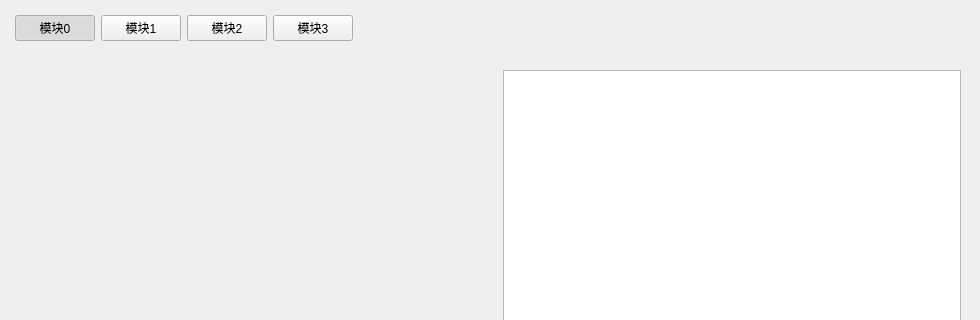
Before: the Qt Designer form weina/weina/homewidget.ui in jeedyang/weina, drawn with Qt 5; both pictures show x 0 to 980 and y 0 to 320 of the 980 by 621 pixel window.
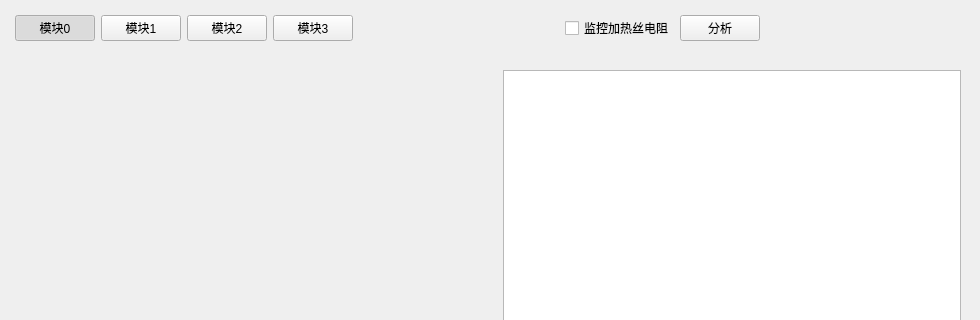
After: the same form once the commit is applied.

Diff of the .ui file:
```diff
--- a/weina/weina/homewidget.ui
+++ b/weina/weina/homewidget.ui
@@ -130,6 +130,33 @@
         </property>
        </widget>
       </item>
+      <item>
+       <spacer name="horizontalSpacer_2">
+        <property name="orientation">
+         <enum>Qt::Horizontal</enum>
+        </property>
+        <property name="sizeHint" stdset="0">
+         <size>
+          <width>40</width>
+          <height>20</height>
+         </size>
+        </property>
+       </spacer>
+      </item>
+      <item>
+       <widget class="QCheckBox" name="checkBox_hotRes">
+        <property name="text">
+         <string>监控加热丝电阻</string>
+        </property>
+       </widget>
+      </item>
+      <item>
+       <widget class="QPushButton" name="pushButton_analyze">
+        <property name="text">
+         <string>分析</string>
+        </property>
+       </widget>
+      </item>
       <item>
        <spacer name="horizontalSpacer">
         <property name="orientation">
```
